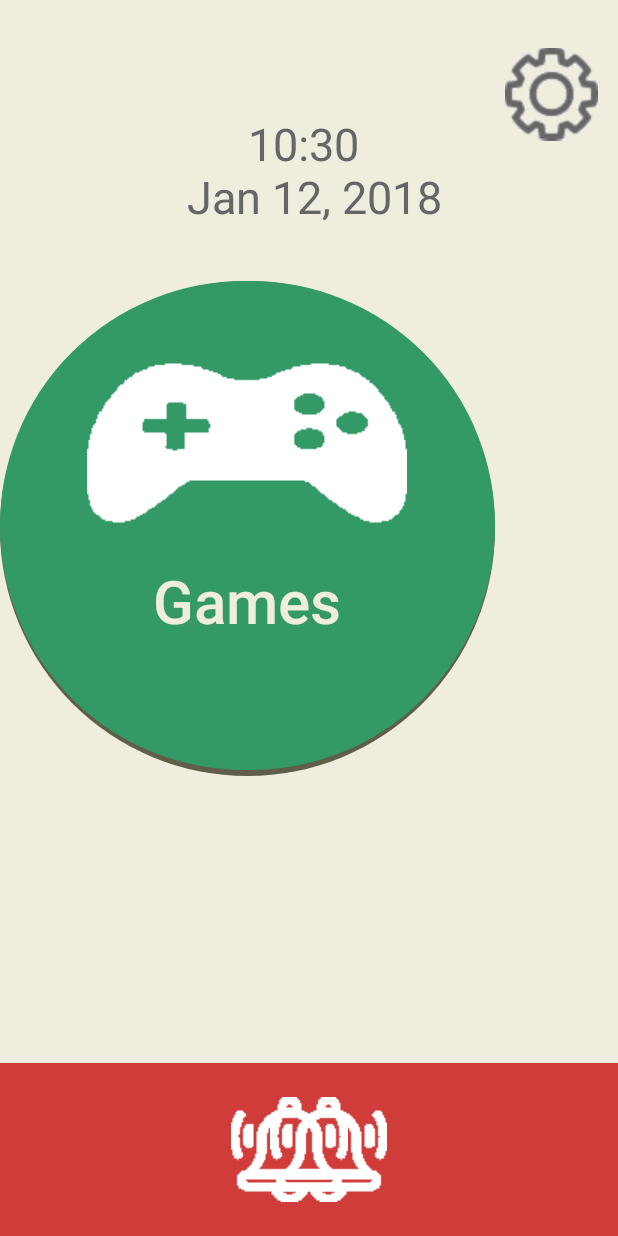
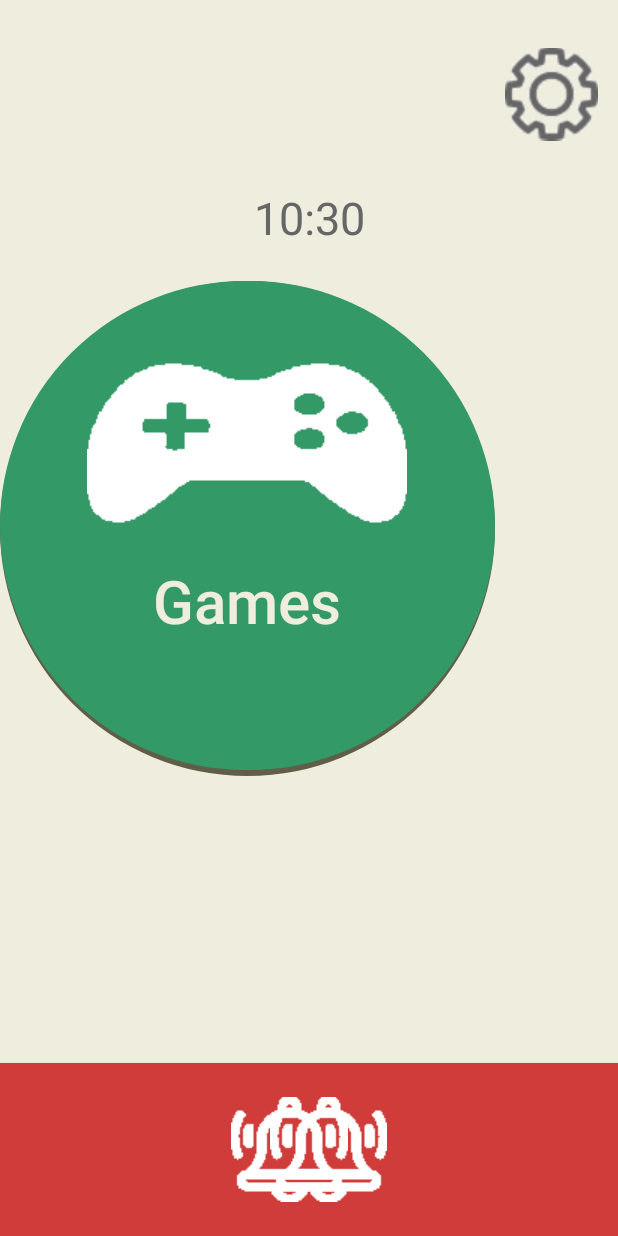
Before and after one commit to vonScholten/CoCoX, an Android app: the screen it shows after launch (MainActivity), on a phone screen of 412 x 824 dp. Run offline under Robolectric (Android 15) with nearby library versions, the phone set to English and light mode, and no system bars; libraries missing offline, so code that uses them is left out: com.crashlytics.android, io.fabric.sdk; 1 statement that could not run was skipped.

Commit message:
Færdiggjorde maybe knap og fjernede dato fra main

```diff
--- a/app/build.gradle
+++ b/app/build.gradle
@@ -19,7 +19,7 @@ android {
     compileSdkVersion 26
     defaultConfig {
         applicationId "gr04.cocox"
-        minSdkVersion 17
+        minSdkVersion 21
         targetSdkVersion 26
         versionCode 1
         versionName "1.0"
--- a/app/src/main/java/gr04/cocox/AnswerActivity.java
+++ b/app/src/main/java/gr04/cocox/AnswerActivity.java
@@ -23,7 +23,8 @@ public class AnswerActivity extends AppCompatActivity implements View.OnClickLis
             R.id.no,
             R.id.dontknow,
             R.id.thanks,
-            R.id.later
+            R.id.later,
+            R.id.maybe
     };
 
     ArrayList<Button> inactive = new ArrayList<>(btn_ID.length);
--- a/app/src/main/res/layout/activity_answer.xml
+++ b/app/src/main/res/layout/activity_answer.xml
@@ -153,7 +153,7 @@
             android:layout_marginStart="50dp"
             android:layout_marginTop="50dp"
             android:background="@drawable/button_inactive_shadow"
-            android:drawableTop="@drawable/answer_maybe"
+            android:drawableTop="@drawable/answer_maybe_selector"
             android:text="@string/maybe"
             android:textColor="@color/inactiveText"
             android:textSize="20sp" />
--- a/app/src/main/res/layout/activity_main.xml
+++ b/app/src/main/res/layout/activity_main.xml
@@ -15,15 +15,15 @@
         android:layout_marginEnd="8dp"
         android:layout_marginStart="8dp"
         android:layout_marginTop="8dp"
-        android:format12Hour="k:mm \n MMM dd, yyyy"
+        android:format12Hour="k:mm"
         android:textAlignment="center"
+        android:textColor="#666666"
         android:textSize="30sp"
-        android:textColor="#666666"
         app:layout_constraintBottom_toBottomOf="parent"
         app:layout_constraintEnd_toEndOf="parent"
         app:layout_constraintStart_toStartOf="parent"
         app:layout_constraintTop_toTopOf="parent"
-        app:layout_constraintVertical_bias="0.1" />
+        app:layout_constraintVertical_bias="0.173" />
 
     <GridLayout
         android:layout_width="wrap_content"
```
